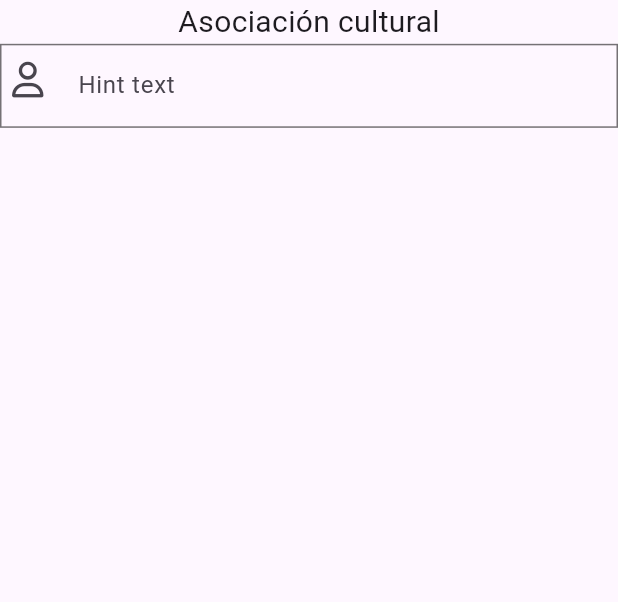
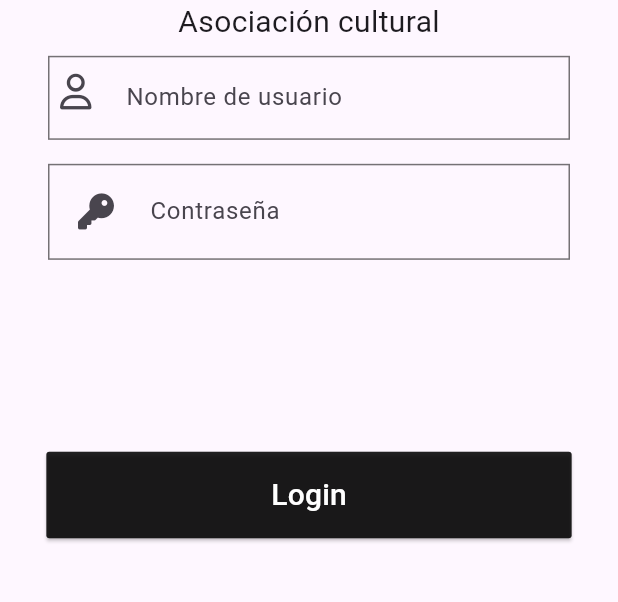
Before and after one commit to Ridley7/Gremio-de-Historias, a Flutter app: the screen it shows after launch, on a phone screen of 412 x 824 dp, the part 353-955 px from its top. Run offline on Flutter 3.47's test engine with Material 3 defaults, Android fonts, the phone set to English and light mode, and no system bars; our stand-ins replace cached_network_image, cloud_firestore, firebase_core, font_awesome_flutter, go_router; accounts and stored records are empty.

Commit message:
update: Pantalla de Login

```diff
--- a/lib/presentation/views/login_screen.dart
+++ b/lib/presentation/views/login_screen.dart
@@ -11,7 +11,9 @@ class LoginScreen extends StatefulWidget {
 class _LoginScreenState extends State<LoginScreen> {
 
   final GlobalKey<FormState> _formKey = GlobalKey<FormState>();
-  final TextEditingController _contollerNameMember = TextEditingController();
+  final TextEditingController _controllerNameMember = TextEditingController();
+  final TextEditingController _controllerPassMember = TextEditingController();
+  bool viewPassword = true;
 
   @override
   Widget build(BuildContext context) {
@@ -26,18 +28,25 @@ class _LoginScreenState extends State<LoginScreen> {
 
             const Text("Asociación cultural", style: TextStyle(fontSize: 20),),
 
+            const SizedBox(
+              height: 8,
+            ),
+
             Form(
               key: _formKey,
               child: Column(
                 children: [
-                  TextFormField(
-                    controller: _contollerNameMember,
+                  //Input para el nombre de usuario
+                  Padding(
+                    padding: const EdgeInsets.symmetric(horizontal: 32.0),
+                    child: TextFormField(
+                      controller: _controllerNameMember,
                       decoration: const InputDecoration(
                         prefixIcon: Padding(
                           padding: EdgeInsets.all(8.0),
                           child: FaIcon(FontAwesomeIcons.user),
                         ),
-                      hintText: "Hint text",
+                        hintText: "Nombre de usuario",
                         enabledBorder: OutlineInputBorder(
                           borderRadius: BorderRadius.all(
                             Radius.circular(0)
@@ -53,12 +62,81 @@ class _LoginScreenState extends State<LoginScreen> {
 
                         return null;
                       },
+                    ),
+                  ),
+
+                  const SizedBox(
+                    height: 16,
+                  ),
+
+                  //Input para la contraseña
+                  Padding(
+                    padding: const EdgeInsets.symmetric(horizontal: 32.0),
+                    child: TextFormField(
+                      obscureText: viewPassword,
+                      controller: _controllerPassMember,
+                      decoration: InputDecoration(
+                          prefixIcon: Padding(
+                            padding: const EdgeInsets.all(8.0),
+                            child: IconButton(
+                               onPressed: (){
+                                 setState(() {
+                                   viewPassword = !viewPassword;
+                                 });
+                               },
+                                icon: const FaIcon(FontAwesomeIcons.key),
+                            ),
+                          ),
+                          hintText: "Contraseña",
+                          enabledBorder: const OutlineInputBorder(
+                              borderRadius: BorderRadius.all(
+                                  Radius.circular(0)
+                              ),
+                              borderSide: BorderSide(color: Colors.black54)
                           )
+                      ),
+
+                      validator: (value){
+                        if(value!.isEmpty){
+                          return "Campo obligatorio";
+                        }
+
+                        return null;
+                      },
+                    ),
+                  ),
+
+
+
+
                 ],
               ),
-            )
+            ),
+
+            const SizedBox(
+              height: 128,
+            ),
 
 
+            SizedBox(
+              width: MediaQuery.of(context).size.width * 0.85,
+              height: MediaQuery.of(context).size.height * 0.07,
+              child: ElevatedButton(
+                  onPressed: (){},
+                  style: ElevatedButton.styleFrom(
+                    backgroundColor: Colors.black87,
+                    shape: RoundedRectangleBorder(
+                      borderRadius: BorderRadius.circular(2)
+                    )
+                  ),
+                  child: const Text(
+                   "Login",
+                   style: TextStyle(
+                     color: Colors.white, fontSize: 20
+                   ),
+                  )
+              ),
+            )
           ],
         ),
       ),
```
Lines whose indentation alone changed are shown as unchanged.
